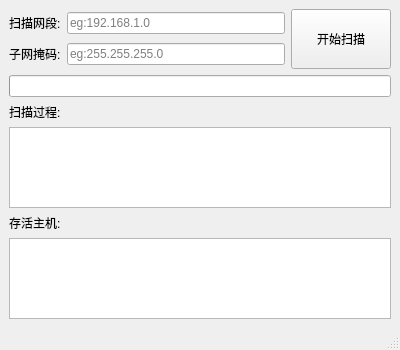
Old version of the form qt/hostscannerwindow.ui in the repository JJLibra/XScanner.
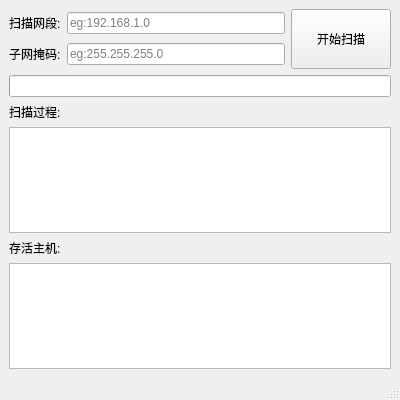
New version of the form.

Patch:
```diff
--- a/qt/hostscannerwindow.ui
+++ b/qt/hostscannerwindow.ui
@@ -7,7 +7,7 @@
     <x>0</x>
     <y>0</y>
     <width>400</width>
-    <height>350</height>
+    <height>400</height>
    </rect>
   </property>
   <property name="windowTitle">
```
